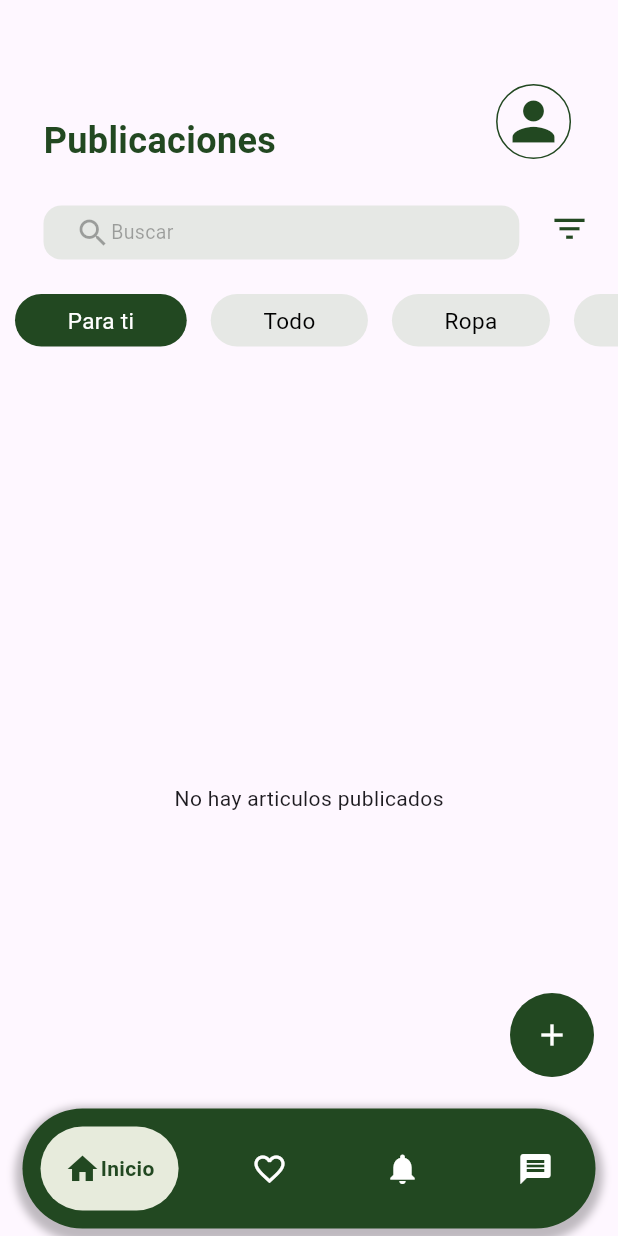
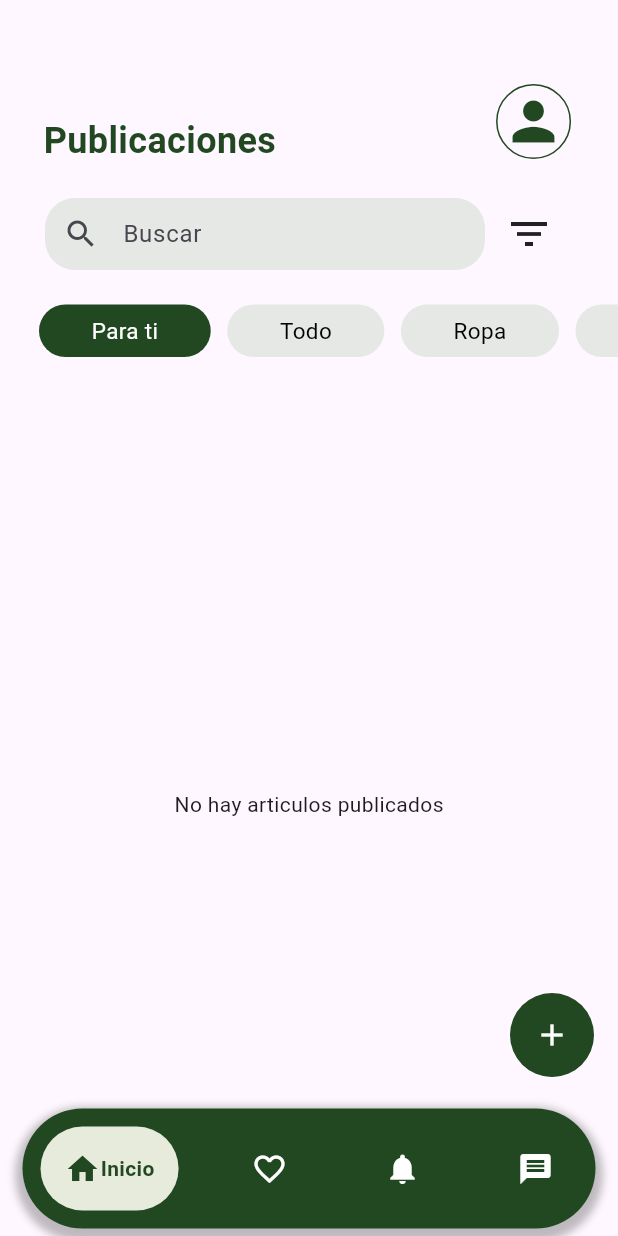
Before and after one commit to criistiiaan/TRADEUTP, a Flutter app: the screen it shows after launch, on a phone screen of 412 x 824 dp. Run offline on Flutter 3.47's test engine with Material 3 defaults, Android fonts, the phone set to English and light mode, and no system bars; drawn by our look-alikes of google_nav_bar; our stand-ins replace fluttertoast, image_picker, sqflite; accounts and stored records are empty; network calls fail.

Commit message:
aplicación funcional

```diff
--- a/lib/asset/database_helper.dart
+++ b/lib/asset/database_helper.dart
@@ -92,6 +92,12 @@ class DatabaseHelper {
       return await db.query('items',where: 'type = ?',whereArgs: [data], );}
     return getItems();
   }
+  Future<List<Map<String, dynamic>>> getItemsId( int data) async {
+    Database db = await database;
+    if(data != null){
+      return await db.query('items',where: 'id= ?',whereArgs: [data], );}
+    return await db.query('items',where: 'id= ?',whereArgs: [1], );}
+
 
 
   Future<int> updateItem(Map<String, dynamic> item) async {
--- a/lib/asset/userAccount.dart
+++ b/lib/asset/userAccount.dart
@@ -1,6 +1,7 @@
 
 
-final List <String> userAccount = [
+final List <Object> userAccount = [
   "Bulivar Gutierrez",
-  "FISC"
+  "FISC",
+  1
 ];
--- a/lib/main.dart
+++ b/lib/main.dart
@@ -53,7 +53,6 @@ class MyHomePage extends StatelessWidget {
         children: [
           HomePage(),
           FavoritePage(),
-
           NotificationPage(),
           MessagesPage(),
         ],
--- a/lib/screen/home_page.dart
+++ b/lib/screen/home_page.dart
@@ -1,6 +1,7 @@
 import 'dart:io';
 import 'package:flutter/material.dart';
 import 'package:tradeutp/asset/database_helper.dart';
+import 'package:tradeutp/screen/DetailsItemPage.dart';
 import '../asset/colors.dart';
 
 class HomePage extends StatefulWidget {
@@ -11,8 +12,9 @@ class HomePage extends StatefulWidget {
 }
 
 class _HomePageState extends State<HomePage> {
+
   String whatActiveFilter ='Para ti';
-
+  final TextEditingController busquedaController = TextEditingController();
   final List<String> texts = [
     'Para ti',
     'Todo',
@@ -29,6 +31,7 @@ class _HomePageState extends State<HomePage> {
     'Útiles',
     'Tecnologia',
   ];
+
   late Future<List<Map<String, dynamic>>> _itemsFuture;
 
   @override
@@ -55,7 +58,6 @@ class _HomePageState extends State<HomePage> {
     return Container(
       color: colorbackground,
       child:Scaffold(
-        extendBody: true, // Extender el cuerpo detrás del bottomNavigationBar
 
         body: Column(children: [
           Container(
@@ -98,47 +100,41 @@ class _HomePageState extends State<HomePage> {
             ],
           ),
         ),
-        Row(
+        Container(
+          margin: EdgeInsets.only(left:30, right:30),
+          child:Row(
           children: [
             Expanded(
-                flex: 8, // El primer elemento ocupa 3 partes del espacio total
-                child: Container(
-            padding: EdgeInsets.only(top:2, left:17,bottom: 2),
-            decoration: BoxDecoration(
-                color: colorfaintColorBackground, // Color de fondo del container
-                border: Border.all(
-                  color: Color.fromARGB(0, 0, 0, 0),
-                  width: 4.0, // Grosor del borde
+              flex: 10,
+              child: TextField(
+
+                decoration: InputDecoration(
+                  prefixIcon: Icon(Icons.search,),
+                  hintText: 'Buscar',
+                  filled: true,
+                  fillColor: colorfaintColorBackground,
+                  border: OutlineInputBorder(
+                    borderRadius: BorderRadius.circular(20.0),
+                    borderSide: BorderSide.none,
+                  ),
+                  contentPadding: EdgeInsets.symmetric(vertical: 1),
                 ),
-                borderRadius: BorderRadius.circular(12), // Esquinas redondeadas
-              ),
-            margin: const EdgeInsets.only(left:29, right:20, top: 5),
-            child: Row(children: [
-                Icon(Icons.search, size:24, color: colorfaintColor),
-                Text("Buscar", style:TextStyle(fontSize: 13, color: colorfaintColor))
+              ),),
+            Expanded(
+              flex:2,
+              child:Icon(Icons.filter_list, size: 32,) ,)
 
-            ],),
+
+                 ],
         ),),
-        Expanded(
-
-                flex: 1, // El primer elemento ocupa 3 partes del espacio total
-                child:Container(
-                  margin: const EdgeInsets.only( right:34),
-                  child:Center(
-                   child:Icon(Icons.filter_list, size: 27,color: colormainColor,),
-                   ),
-                   )
-        )],
-        ),
         Container(
-            padding: EdgeInsets.all(0),
 
             child: SingleChildScrollView(
               scrollDirection: Axis.horizontal,
               child: Row(
-                children: texts.map((text) {
+                children: [SizedBox(width: 16,), ...texts.map((text) {
                   return GestureDetector(
-                    onTap: () {
+                     onTap: () {
                       setState(() {
                         whatActiveFilter = text;
                         print(whatActiveFilter);
@@ -146,7 +142,7 @@ class _HomePageState extends State<HomePage> {
                       });
                     },
                     child: Container (
-                    padding: EdgeInsets.only(left:10,top:23,right:6, bottom:10 ),
+                    padding: EdgeInsets.only(left:10,top:23,right:1, bottom:10 ),
                     child: Container(
                       padding:EdgeInsets.only(left:31,top:3,bottom:3, right:31 ),
                       decoration: BoxDecoration(
@@ -163,7 +159,7 @@ class _HomePageState extends State<HomePage> {
                       style: TextStyle(fontSize: 15.0, color:whatActiveFilter == text ? Colors.white:Colors.black),
                     ),),),
                   ));
-                }).toList(),
+                }).toList(),]
               ),
             ),
           ),
@@ -180,7 +176,7 @@ class _HomePageState extends State<HomePage> {
                   return Center(child: Text('No hay articulos publicados'));
                 } else {
                   List<Map<String, dynamic>> items = snapshot.data!;
-                  return GridView.builder(
+                  return  GridView.builder(
                     padding: EdgeInsets.only(left:29, right:25, bottom:21),
                     gridDelegate: SliverGridDelegateWithFixedCrossAxisCount(
                       crossAxisCount: 2,
@@ -192,7 +188,17 @@ class _HomePageState extends State<HomePage> {
                     itemBuilder: (context, index) {
                       Map<String, dynamic> item = items[index];
                       return GridTile(
-                        child: Container(
+                        child:
+                        GestureDetector(
+                          onTap: () {
+                            setState(() {
+                              Navigator.push(
+                              context,
+                              MaterialPageRoute(builder: (context) => DetailsItemPage(idItem:item['id'])),
+                            );
+                            });
+                          },
+                    child: Container(
                           padding: EdgeInsets.all(8.0),
                           decoration: BoxDecoration(
                             color: colorbackgroundColor,
@@ -238,16 +244,16 @@ class _HomePageState extends State<HomePage> {
                             ],
                           ),
                         ),
-                      );
+                      ),);
                     },
                   );
-                }
+            }
               },
             ),
           ),
-        )
+        ),
 
-        ],),
+        ],)
 
 
 
--- a/lib/screen/new_item_page.dart
+++ b/lib/screen/new_item_page.dart
@@ -62,6 +62,7 @@ class _NewItemPageState extends State<NewItemPage> {
       String description = descriptionController.text;
       String type = _selectedType!;
       double price = double.tryParse(priceController.text) ?? 0.0;
+
       String transaction = _selectedTransaction ?? '';
 
       Map<String, dynamic> item = {
@@ -70,6 +71,7 @@ class _NewItemPageState extends State<NewItemPage> {
         'type': type,
         'price': price,
         'transaction_type': transaction,
+        'fromUsers': userAccount[2],
         'image': _imagePath!,
       };
 
@@ -149,8 +151,8 @@ class _NewItemPageState extends State<NewItemPage> {
           crossAxisAlignment: CrossAxisAlignment.start,
 
             children: [
-            Text(userAccount[0] ??  "Nombre Apellido"),
-            Text(userAccount[1] ??  "Nombre de Facultad", style: TextStyle(fontSize: 13, color:colorfaintColor),overflow: TextOverflow.ellipsis,
+            Text(userAccount[0].toString()??  "Nombre Apellido"),
+            Text(userAccount[1].toString() ??  "Nombre de Facultad", style: TextStyle(fontSize: 13, color:colorfaintColor),overflow: TextOverflow.ellipsis,
                         maxLines: 2,softWrap: true,)
           ],)
         ],),),
```
Also changed, not shown: lib/screen/DetailsItemPage.dart (added, +139 -0 lines).
